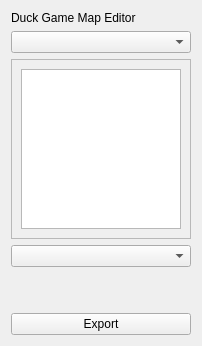
Before: the Qt Designer form editor/interface/interface.ui in agpelliciari/duckgame, drawn with Qt 5.
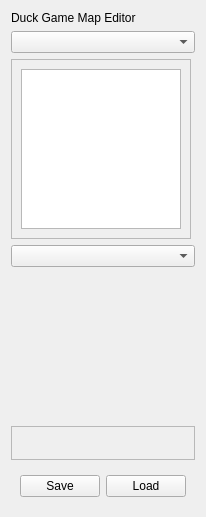
After: the same form once the commit is applied.

Commit message: 50 => Editor Save and Load buttons

Diff of the .ui file:
```diff
--- a/editor/interface/interface.ui
+++ b/editor/interface/interface.ui
@@ -2,6 +2,14 @@
 <ui version="4.0">
  <class>Interface</class>
  <widget class="QWidget" name="Interface">
+  <property name="geometry">
+   <rect>
+    <x>0</x>
+    <y>0</y>
+    <width>198</width>
+    <height>517</height>
+   </rect>
+  </property>
       <layout class="QVBoxLayout" name="verticalLayout">
        <item>
         <widget class="QLabel" name="title">
@@ -83,12 +91,46 @@
         </spacer>
         </item>
        <item>
+    <widget class="QFrame" name="alertFrame">
+     <property name="frameShape">
+      <enum>QFrame::Shape::StyledPanel</enum>
+     </property>
+     <property name="frameShadow">
+      <enum>QFrame::Shadow::Raised</enum>
+     </property>
+     <layout class="QVBoxLayout" name="verticalLayout_3">
+      <item>
+       <widget class="QLabel" name="alertLabel">
+        <property name="text">
+         <string></string>
+        </property>
+       </widget>
+      </item>
+     </layout>
+    </widget>
+   </item>
+   <item>
+    <widget class="QWidget" name="buttonsWidget" native="true">
+     <layout class="QHBoxLayout" name="horizontalLayout">
+      <item>
         <widget class="QPushButton" name="exportButton">
          <property name="text">
-          <string>Export</string>
+         <string>Save</string>
          </property>
         </widget>
        </item>
-      </layout>
- </widget>
+      <item>
+       <widget class="QPushButton" name="importButton">
+        <property name="text">
+         <string>Load</string>
+        </property>
+       </widget>
+      </item>
+     </layout>
+    </widget>
+   </item>
+  </layout>
+ </widget>
+ <resources/>
+ <connections/>
 </ui>
```
Left out of the diff: 5 changed lines with no effect on the pictures. Lines whose indentation alone changed are shown as unchanged. The commit also changes 8 other files.
